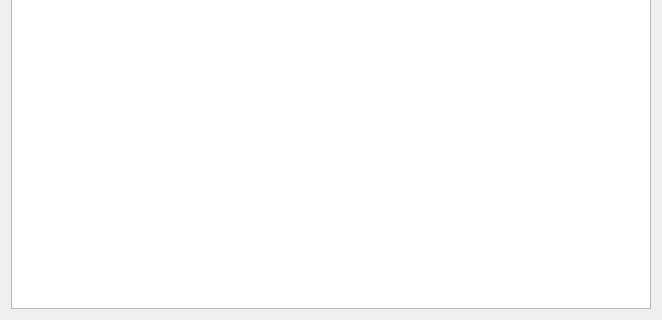
This is showreadonlytextdialog.ui in duguosheng/DataWatcher as Qt 5 draws it before an edit; both pictures show x 0 to 662 and y 284 to 604 of the 662 by 604 pixel window. The edited form follows.
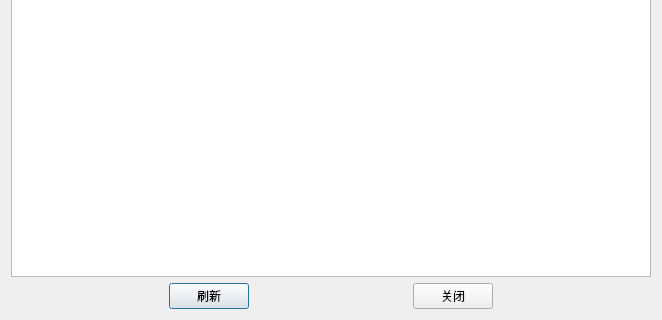
This is the edited form.

Patch:
```diff
--- a/showreadonlytextdialog.ui
+++ b/showreadonlytextdialog.ui
@@ -22,6 +22,63 @@
    <item row="0" column="0">
     <widget class="QTextBrowser" name="tBrow_showText"/>
    </item>
+   <item row="1" column="0">
+    <layout class="QHBoxLayout" name="horizontalLayout">
+     <item>
+      <spacer name="horizontalSpacer">
+       <property name="orientation">
+        <enum>Qt::Horizontal</enum>
+       </property>
+       <property name="sizeHint" stdset="0">
+        <size>
+         <width>40</width>
+         <height>20</height>
+        </size>
+       </property>
+      </spacer>
+     </item>
+     <item>
+      <widget class="QPushButton" name="pBtn_refresh">
+       <property name="text">
+        <string>刷新</string>
+       </property>
+      </widget>
+     </item>
+     <item>
+      <spacer name="horizontalSpacer_2">
+       <property name="orientation">
+        <enum>Qt::Horizontal</enum>
+       </property>
+       <property name="sizeHint" stdset="0">
+        <size>
+         <width>40</width>
+         <height>20</height>
+        </size>
+       </property>
+      </spacer>
+     </item>
+     <item>
+      <widget class="QPushButton" name="pBtn_close">
+       <property name="text">
+        <string>关闭</string>
+       </property>
+      </widget>
+     </item>
+     <item>
+      <spacer name="horizontalSpacer_3">
+       <property name="orientation">
+        <enum>Qt::Horizontal</enum>
+       </property>
+       <property name="sizeHint" stdset="0">
+        <size>
+         <width>40</width>
+         <height>20</height>
+        </size>
+       </property>
+      </spacer>
+     </item>
+    </layout>
+   </item>
   </layout>
  </widget>
  <resources/>
```
